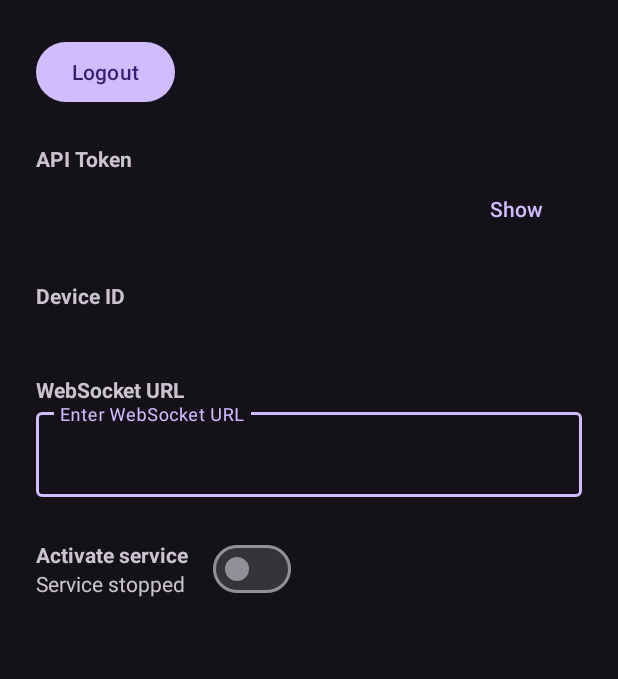
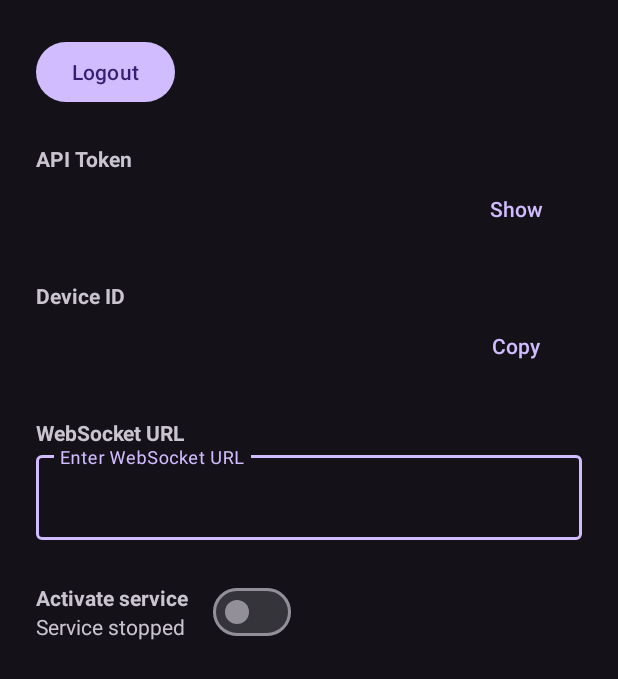
Before and after one commit to IdanKoblik/whisper, an Android app: the layout activity_home.xml on its own in the app's theme, with its tools: preview values and no code run, on a phone screen of 412 x 824 dp. Shown: the top 679 px of the screen. Run offline under Robolectric (Android 15) with nearby library versions, the phone set to English and light mode, and no system bars.

Commit message:
Copy device id button

```diff
--- a/android/app/src/main/java/dev/idank/whisper/MainActivity.java
+++ b/android/app/src/main/java/dev/idank/whisper/MainActivity.java
@@ -3,6 +3,7 @@ package dev.idank.whisper;
 import android.content.Intent;
 import android.content.SharedPreferences;
 import android.os.Bundle;
+import android.util.Log;
 
 import androidx.activity.EdgeToEdge;
 import androidx.appcompat.app.AppCompatActivity;
@@ -32,6 +33,7 @@ public class MainActivity extends AppCompatActivity {
         } else {
             if (deviceId == null || deviceId.isEmpty()) {
                 deviceId = UUID.randomUUID().toString();
+                Log.d("WHISPER_LOGIN", "Device id: " + deviceId);
                 SharedPreferences.Editor editor = prefs.edit();
                 editor.putString(DEVICE_ID_PREF, deviceId);
                 editor.apply();
--- a/android/app/src/main/res/layout/activity_home.xml
+++ b/android/app/src/main/res/layout/activity_home.xml
@@ -53,10 +53,25 @@
             android:layout_width="wrap_content"
             android:layout_height="wrap_content" />
 
-        <com.google.android.material.textview.MaterialTextView
-            android:id="@+id/txtDeviceId"
-            android:layout_width="wrap_content"
-            android:layout_height="wrap_content" />
+        <LinearLayout
+            android:orientation="horizontal"
+            android:gravity="center_vertical"
+            android:layout_width="match_parent"
+            android:layout_height="wrap_content">
+
+            <com.google.android.material.textview.MaterialTextView
+                android:id="@+id/txtDeviceId"
+                android:layout_width="0dp"
+                android:layout_weight="1"
+                android:layout_height="wrap_content" />
+
+            <com.google.android.material.button.MaterialButton
+                android:id="@+id/btnCopyDeviceId"
+                android:text="Copy"
+                style="@style/Widget.Material3.Button.TextButton"
+                android:layout_width="wrap_content"
+                android:layout_height="wrap_content" />
+        </LinearLayout>
 
         <!-- WebSocket URL -->
         <com.google.android.material.textview.MaterialTextView
```
Also changed, not shown: android/app/src/main/java/dev/idank/whisper/HomeActivity.java (+19 -1 lines).
